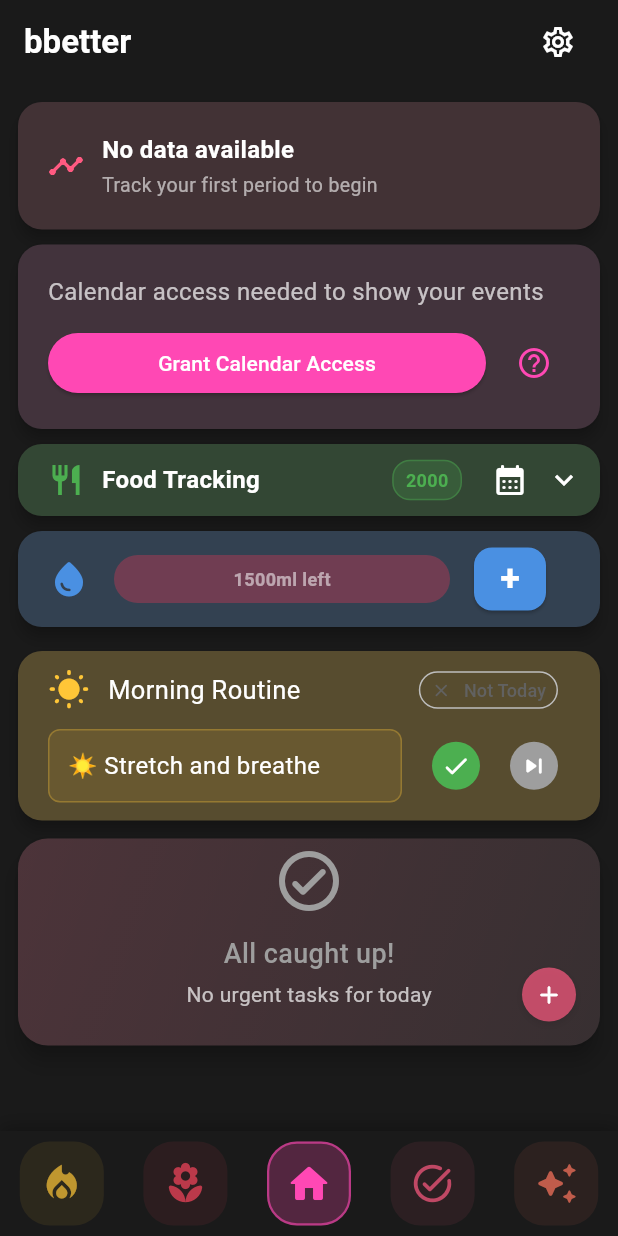
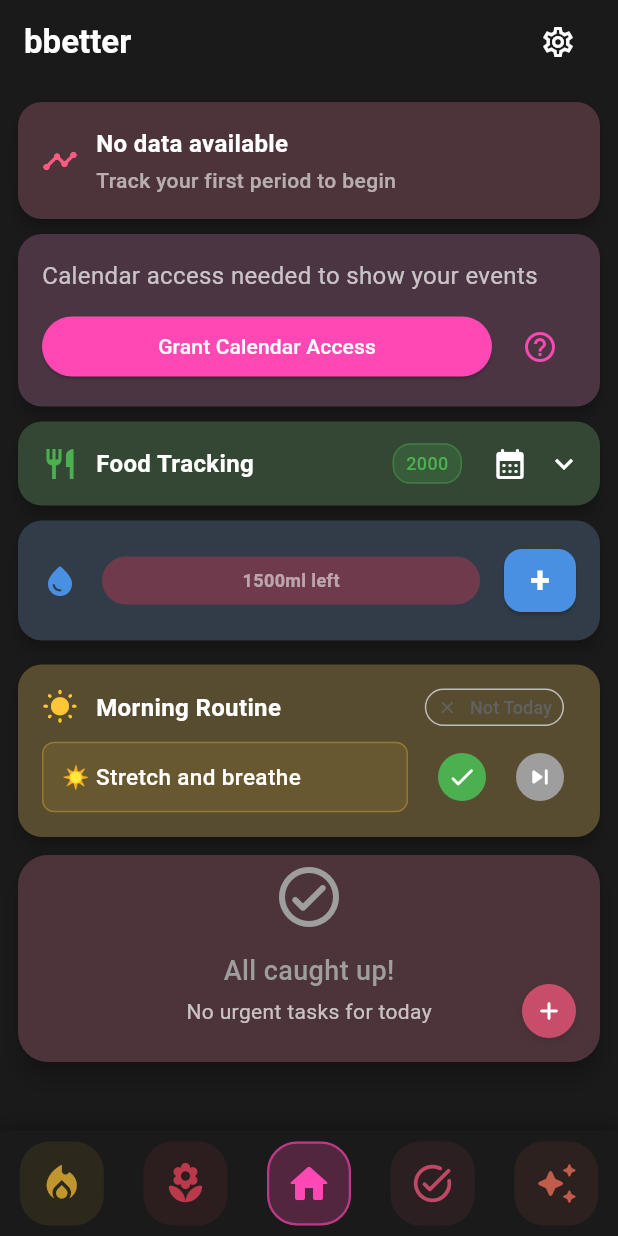
Before and after one commit to bogdanac/bb_app, a Flutter app: the screen it shows after launch, on a phone screen of 412 x 824 dp. Run offline on Flutter 3.47's test engine with Material 3 defaults, Android fonts, the light colour scheme and no system bars; our stand-ins replace audioplayers, file_picker, flutter_local_notifications, permission_handler, share_plus, shared_preferences and 1 more; missing offline and left inert: device_calendar.

Commit message:
spacings and alignments in home screen cards

```diff
--- a/lib/Calendar/events_card.dart
+++ b/lib/Calendar/events_card.dart
@@ -106,13 +106,13 @@
       child: Container(
         decoration: BoxDecoration(
           borderRadius: BorderRadius.circular(16),
-          color: AppColors.lightPink.withValues(alpha: 0.1),
+          color: AppColors.lightPink.withValues(alpha: 0.15),
         ),
         child: Stack(
           children: [
             // Main content with padding
             Padding(
-              padding: const EdgeInsets.all(20),
+              padding: const EdgeInsets.all(16),
               child: Column(
                 crossAxisAlignment: CrossAxisAlignment.start,
                 children: [
--- a/lib/FoodTracking/food_tracking_card.dart
+++ b/lib/FoodTracking/food_tracking_card.dart
@@ -158,7 +158,7 @@
               onTap: _toggleExpanded,
               borderRadius: BorderRadius.circular(16),
               child: Padding(
-                padding: const EdgeInsets.fromLTRB(20, 0, 12, 0),
+                padding: const EdgeInsets.fromLTRB(16, 4, 12, 4),
                 child: Row(
                   children: [
                     Icon(
@@ -175,7 +175,7 @@
                             total == 0
                               ? 'Food Tracking'
                               : 'Food: ${healthyPercentage.round()}% healthy',
-                            style: const TextStyle(fontSize: 16, fontWeight: FontWeight.bold),
+                            style: const TextStyle(fontSize: 16, fontWeight: FontWeight.w600),
                           ),
                         ],
                       ),
@@ -196,7 +196,7 @@
                           '$_currentPhaseCalories',
                           style: TextStyle(
                             fontSize: 12,
-                            fontWeight: FontWeight.w600,
+                            fontWeight: FontWeight.w500,
                             color: AppColors.successGreen,
                           ),
                         ),
--- a/lib/MenstrualCycle/menstrual_cycle_card.dart
+++ b/lib/MenstrualCycle/menstrual_cycle_card.dart
@@ -84,10 +84,10 @@
       elevation: 4,
       shape: RoundedRectangleBorder(borderRadius: BorderRadius.circular(16)),
       child: Container(
-        padding: const EdgeInsets.all(20),
+        padding: const EdgeInsets.all(16),
         decoration: BoxDecoration(
           borderRadius: BorderRadius.circular(16),
-          color: _getPhaseColor().withValues(alpha: 0.1),
+          color: _getPhaseColor().withValues(alpha: 0.15),
         ),
         child: GestureDetector(
           onTap: widget.onTap,
@@ -115,9 +115,9 @@
                     Text(
                       _getCycleInfo(),
                       style: TextStyle(
-                        fontSize: 13,
+                        fontSize: 14,
                         color: Colors.white60,
-                        fontWeight: FontWeight.w400,
+                        fontWeight: FontWeight.w500,
                       ),
                       maxLines: 2,
                       overflow: TextOverflow.ellipsis,
--- a/lib/Routines/morning_routine_card.dart
+++ b/lib/Routines/morning_routine_card.dart
@@ -363,7 +363,7 @@
       elevation: 4,
       shape: RoundedRectangleBorder(borderRadius: BorderRadius.circular(16)),
       child: Container(
-        padding: const EdgeInsets.symmetric(vertical: 12, horizontal: 20),
+        padding: const EdgeInsets.all(16),
         decoration: BoxDecoration(
           borderRadius: BorderRadius.circular(16),
           color: AppColors.yellow.withValues(alpha: 0.2), // Orange theme colors
@@ -376,13 +376,13 @@
                 Icon(
                   Icons.wb_sunny_rounded,
                   color: AppColors.yellow,
-                  size: 28,
+                  size: 24,
                 ),
                 const SizedBox(width: 12),
                 Expanded(
                   child: Text(
                     _currentRoutine!.title,
-                    style: const TextStyle(fontSize: 17, fontWeight: FontWeight.normal),
+                    style: const TextStyle(fontSize: 16, fontWeight: FontWeight.w600),
                   ),
                 ),
                 const SizedBox(width: 12),
@@ -404,7 +404,7 @@
                 const SizedBox(width: 8),
               ],
             ),
-            const SizedBox(height: 12),
+            const SizedBox(height: 10),
 
 
 
@@ -442,7 +442,7 @@
                       ),
                       child: Text(
                         currentStep.text,
-                        style: const TextStyle(fontSize: 16),
+                        style: const TextStyle(fontSize: 15, fontWeight: FontWeight.w500),
                       ),
                     ),
                   ),
--- a/lib/Tasks/daily_tasks_card.dart
+++ b/lib/Tasks/daily_tasks_card.dart
@@ -91,12 +91,12 @@
                 end: Alignment.bottomRight,
                 colors: [
                   AppColors.coral.withValues(alpha: 0.15),
-                  AppColors.coral.withValues(alpha: 0.05),
+                  AppColors.coral.withValues(alpha: 0.15),
                 ],
               ),
             ),
             child: Padding(
-              padding: const EdgeInsets.symmetric(horizontal: 1, vertical: 4),
+              padding: const EdgeInsets.symmetric(horizontal: 0, vertical: 4),
               child: Column(
                 crossAxisAlignment: CrossAxisAlignment.start,
                 children: [
--- a/lib/WaterTracking/water_tracking_card.dart
+++ b/lib/WaterTracking/water_tracking_card.dart
@@ -120,10 +120,10 @@
       elevation: 4,
       shape: RoundedRectangleBorder(borderRadius: BorderRadius.circular(16)),
       child: Container(
-        padding: const EdgeInsets.symmetric(horizontal: 20, vertical: 8),
+        padding: const EdgeInsets.all(16),
         decoration: BoxDecoration(
           borderRadius: BorderRadius.circular(16),
-          color: AppColors.waterBlue.withValues(alpha: 0.2), // Water blue theme
+          color: AppColors.waterBlue.withValues(alpha: 0.15), // Water blue theme
         ),
         child: Column(
           crossAxisAlignment: CrossAxisAlignment.start,
@@ -133,7 +133,7 @@
                 const Icon(
                   Icons.water_drop_rounded,
                   color: AppColors.waterBlue, // Special water blue
-                  size: 28,
+                  size: 24,
                 ),
                 const SizedBox(width: 16),
                 // Înlocuiește partea cu progress bar din WaterTrackingCard
@@ -239,7 +239,6 @@
                     ),
                   ),
                 ),
-                const SizedBox(width: 16),
               ],
             ),
           ],
```
Also changed, not shown: lib/Fasting/fasting_card.dart (+5 -5 lines), lib/Habits/habit_card.dart (+8 -7 lines).
